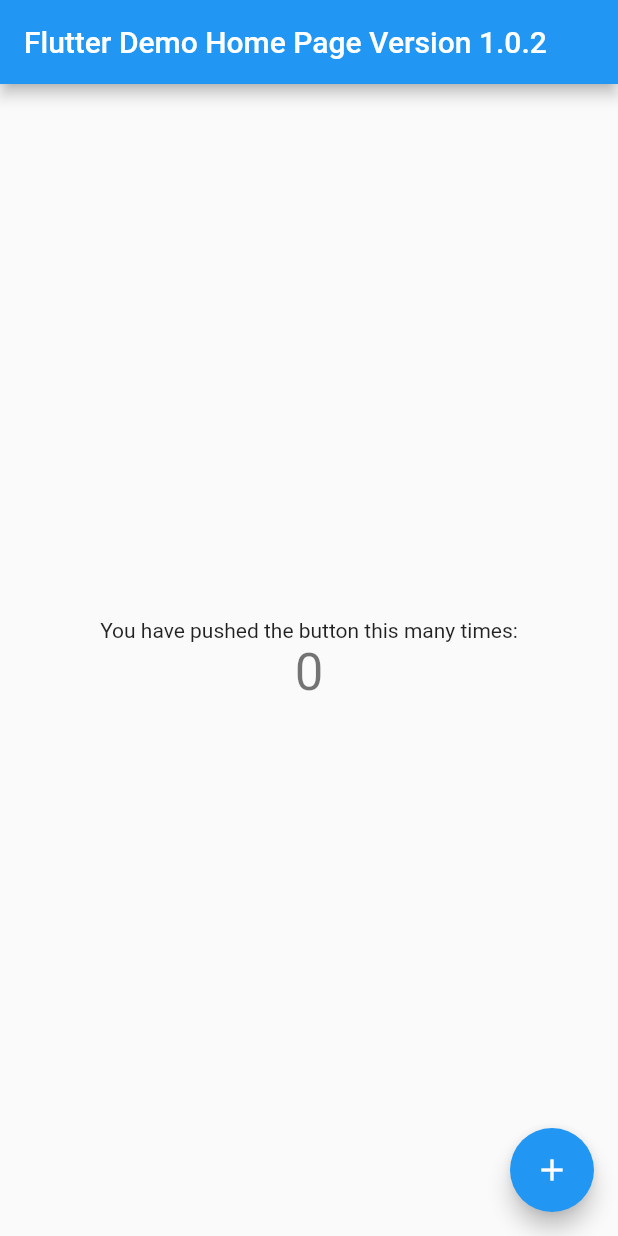
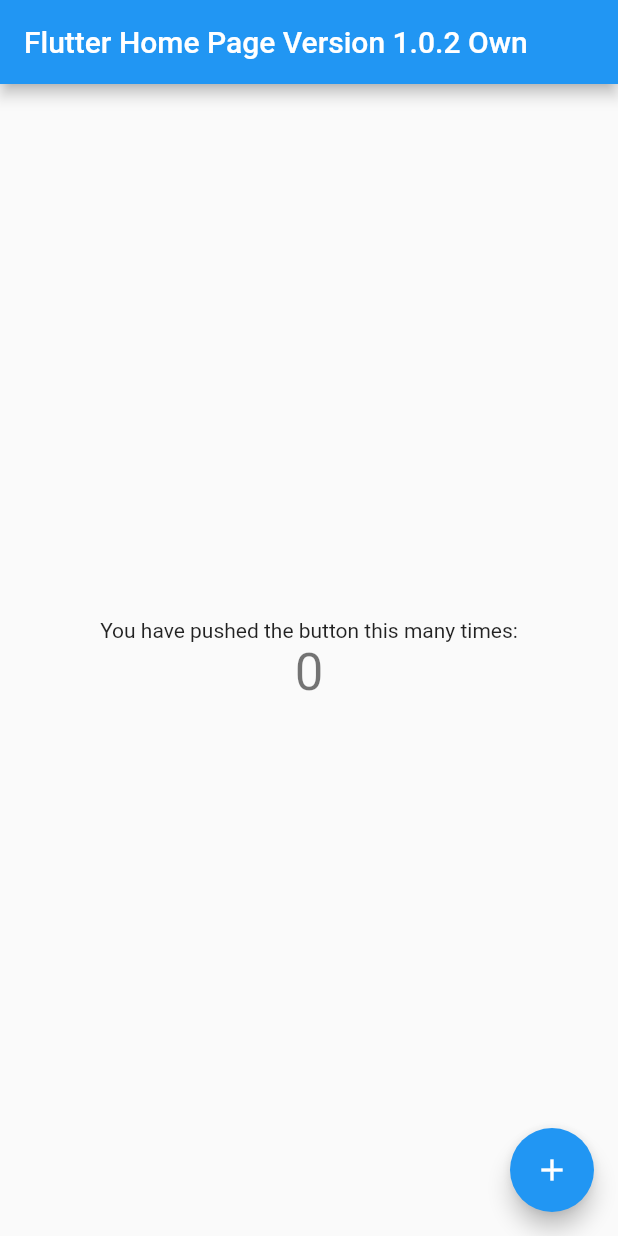
Before and after one commit to MichaelsPlayground/test_branch, a Flutter app: the screen it shows after launch, on a phone screen of 412 x 824 dp. Run offline on Flutter 3.47's test engine with Material 2 defaults, Android fonts, the phone set to English and light mode, and no system bars.

Commit message:
Error in Title

```diff
--- a/lib/main.dart
+++ b/lib/main.dart
@@ -24,7 +24,7 @@ class MyApp extends StatelessWidget {
         // is not restarted.
         primarySwatch: Colors.blue,
       ),
-      home: const MyHomePage(title: 'Flutter Demo Home Page Version 1.0.2'),
+      home: const MyHomePage(title: 'Flutter Home Page Version 1.0.2 Own'),
     );
   }
 }
```
